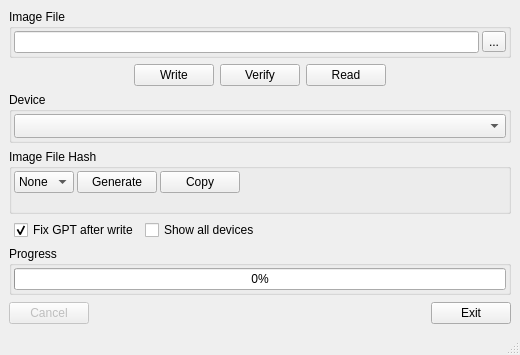
peacepenguin/win32diskimager, file src/mainwindow.ui: the form before one commit.
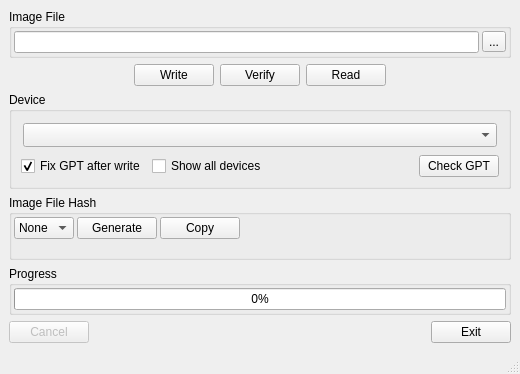
The form after the commit. Icons and pictures are not drawn. Custom widgets are drawn as their Qt base class.

Commit message: add standalone gpt repair option

```diff
--- a/src/mainwindow.ui
+++ b/src/mainwindow.ui
@@ -173,6 +173,9 @@
       <property name="title">
        <string>Device</string>
       </property>
+        
+     <layout class="QVBoxLayout" name="deviceColumn">
+      <item>
         <layout class="QHBoxLayout">
          <property name="spacing">
           <number>0</number>
@@ -208,6 +211,75 @@
           </widget>
          </item>
         </layout>
+      </item>
+      <item>
+       <layout class="QHBoxLayout" name="deviceOptions">
+        <item>
+       <widget class="QCheckBox" name="fixGptCheckBox">
+        <property name="checked">
+         <bool>true</bool>
+        </property>
+        <property name="sizePolicy">
+         <sizepolicy hsizetype="Fixed" vsizetype="Fixed">
+          <horstretch>0</horstretch>
+          <verstretch>0</verstretch>
+         </sizepolicy>
+        </property>
+        <property name="text">
+         <string>Fix GPT after write</string>
+        </property>
+        <property name="toolTip">
+         <string>After writing, move the backup GPT to the end of the device and update the header to match, so Windows has nothing to "repair". Leave unchecked to be warned to remove the device instead.</string>
+        </property>
+       </widget>
+      </item><item>
+       <widget class="QCheckBox" name="showAllDevicesCheckBox">
+        <property name="sizePolicy">
+         <sizepolicy hsizetype="Fixed" vsizetype="Fixed">
+          <horstretch>0</horstretch>
+          <verstretch>0</verstretch>
+         </sizepolicy>
+        </property>
+        <property name="text">
+         <string>Show all devices</string>
+        </property>
+        <property name="toolTip">
+         <string>Also list fixed disks. Internal PCIe card readers often present the card as a non-removable device, which is otherwise hidden. The disk Windows is running from is never listed.</string>
+        </property>
+       </widget>
+        </item>
+        <item>
+         <spacer name="horizontalSpacer_4">
+          <property name="orientation">
+           <enum>Qt::Horizontal</enum>
+          </property>
+          <property name="sizeHint" stdset="0">
+           <size>
+            <width>40</width>
+            <height>20</height>
+           </size>
+          </property>
+         </spacer>
+        </item>
+        <item>
+         <widget class="QPushButton" name="bCheckGpt">
+          <property name="sizePolicy">
+           <sizepolicy hsizetype="Fixed" vsizetype="Fixed">
+            <horstretch>0</horstretch>
+            <verstretch>0</verstretch>
+           </sizepolicy>
+          </property>
+          <property name="text">
+           <string>Check GPT</string>
+          </property>
+          <property name="toolTip">
+           <string>Check the currently selected device for GPT corruption and offer to repair it.</string>
+          </property>
+         </widget>
+        </item>
+       </layout>
+      </item>
+     </layout>
      </widget>
     </item>
     <item>
@@ -326,61 +398,7 @@
       </layout>
      </widget>
     </item>
-    <item>
-     <layout class="QHBoxLayout">
-      <property name="leftMargin">
-       <number>5</number>
-      </property>
-      <item>
-       <widget class="QCheckBox" name="fixGptCheckBox">
-        <property name="checked">
-         <bool>true</bool>
-        </property>
-        <property name="sizePolicy">
-         <sizepolicy hsizetype="Fixed" vsizetype="Fixed">
-          <horstretch>0</horstretch>
-          <verstretch>0</verstretch>
-         </sizepolicy>
-        </property>
-        <property name="text">
-         <string>Fix GPT after write</string>
-        </property>
-        <property name="toolTip">
-         <string>After writing, move the backup GPT to the end of the device and update the header to match, so Windows has nothing to &quot;repair&quot;. Leave unchecked to be warned to remove the device instead.</string>
-        </property>
-       </widget>
-      </item>
-      <item>
-       <widget class="QCheckBox" name="showAllDevicesCheckBox">
-        <property name="sizePolicy">
-         <sizepolicy hsizetype="Fixed" vsizetype="Fixed">
-          <horstretch>0</horstretch>
-          <verstretch>0</verstretch>
-         </sizepolicy>
-        </property>
-        <property name="text">
-         <string>Show all devices</string>
-        </property>
-        <property name="toolTip">
-         <string>Also list fixed disks. Internal PCIe card readers often present the card as a non-removable device, which is otherwise hidden. The disk Windows is running from is never listed.</string>
-        </property>
-       </widget>
-      </item>
-      <item>
-       <spacer name="horizontalSpacer_4">
-        <property name="orientation">
-         <enum>Qt::Horizontal</enum>
-        </property>
-        <property name="sizeHint" stdset="0">
-         <size>
-          <width>40</width>
-          <height>20</height>
-         </size>
-        </property>
-       </spacer>
-      </item>
-     </layout>
-    </item>
+    
     <item>
      <widget class="QGroupBox" name="progressGroup">
       <property name="title">
```
Left out of the diff: 6 changed lines with no effect on the pictures. The commit also changes 14 other files.
